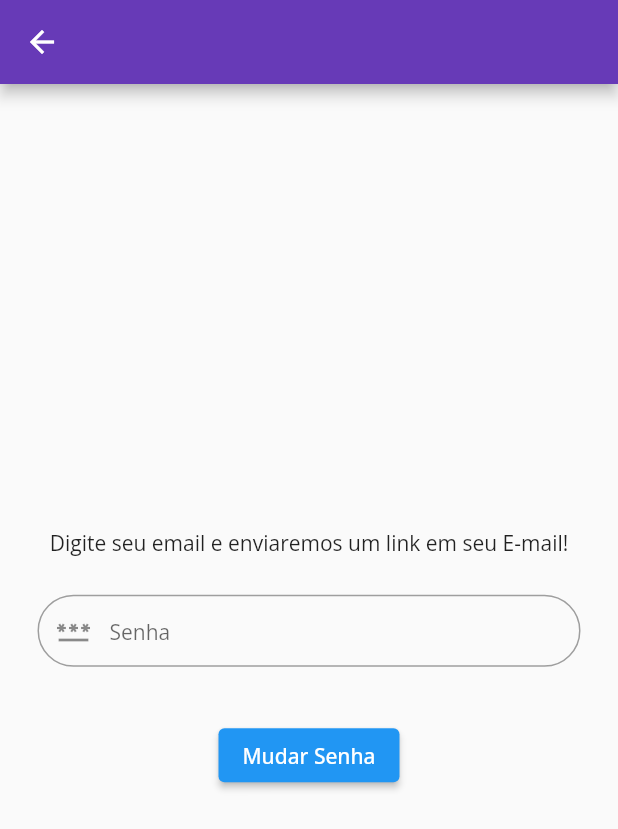
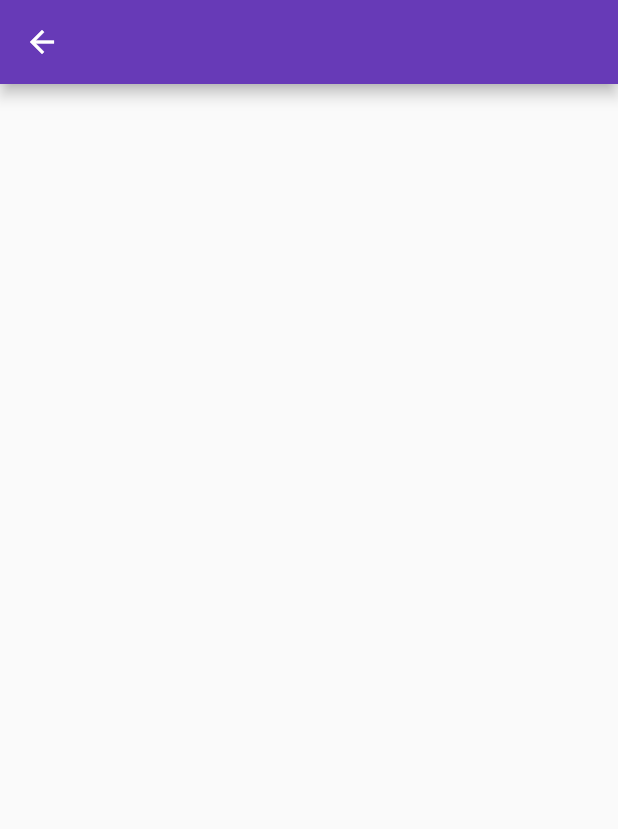
Before and after one commit to marcelomoresco/Projeto_Faculdade_MovieApp, a Flutter app: the ForgotPasswordPage screen opened directly, on a phone screen of 412 x 824 dp. Shown: the top 829 px of the screen. Run offline on Flutter 3.47's test engine with Material 2 defaults, Android fonts, the phone set to English and light mode, and no system bars; our stand-ins replace cloud_firestore, firebase_auth, firebase_core, font_awesome_flutter, google_fonts, google_sign_in and 1 more; accounts and stored records are empty.

Commit message:
remove feature

```diff
--- a/lib/presentator/views/login/forgot_password_page.dart
+++ b/lib/presentator/views/login/forgot_password_page.dart
@@ -35,39 +35,7 @@ class _ForgotPasswordPageState extends State<ForgotPasswordPage> {
       body: Column(
         mainAxisAlignment: MainAxisAlignment.center,
         children: [
-          const Text(
-            "Digite seu email e enviaremos um link em seu E-mail!",
-            textAlign: TextAlign.center,
-          ),
-          Padding(
-            padding: const EdgeInsets.all(25.0),
-            child: TextField(
-              controller: _emailController,
-              obscureText: true,
-              keyboardType: TextInputType.text,
-              decoration: InputDecoration(
-                  //errorText: _errorPasswordText,
-                  prefixIcon: Icon(Icons.password),
-                  enabledBorder: OutlineInputBorder(
-                    borderSide: BorderSide(color: Colors.grey.shade500),
-                    borderRadius: BorderRadius.circular(25),
-                  ),
-                  focusedBorder: OutlineInputBorder(
-                    borderSide: BorderSide(color: Colors.grey.shade500),
-                    borderRadius: BorderRadius.circular(25),
-                  ),
-                  contentPadding: const EdgeInsets.all(10),
-                  hintText: "Senha",
-                  hintStyle: const TextStyle(fontSize: 14)),
-            ),
-          ),
-          SizedBox(
-            height: 10,
-          ),
-          ElevatedButton(
-            onPressed: passwordReset,
-            child: Text("Mudar Senha"),
-          )
+          //AGOSTINHOs
         ],
       ),
     );
```
